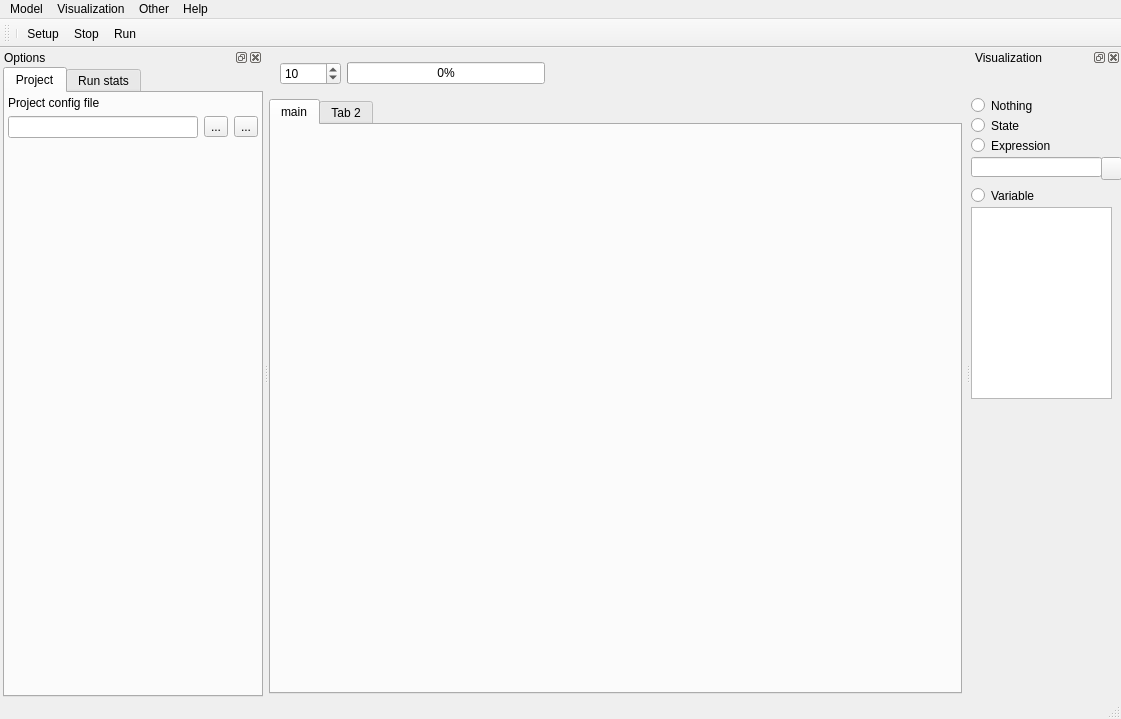
Qt form SVDModel/SVDUI/mainwindow.ui (edfm-tum/SVD) before a commit.
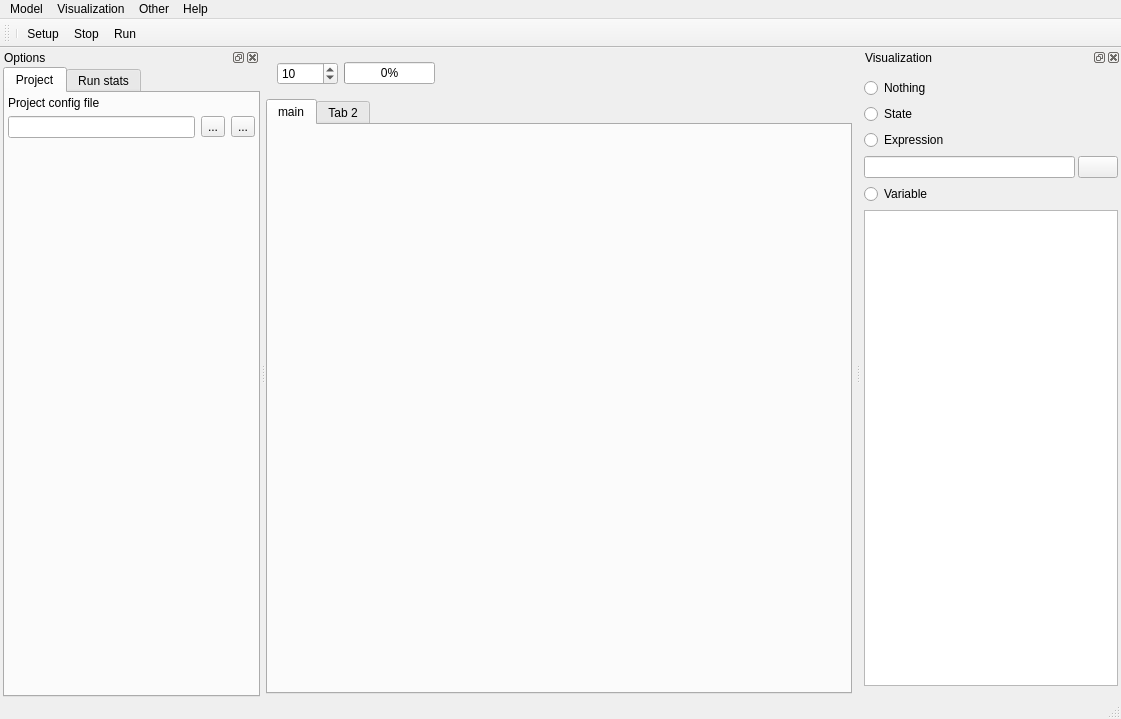
The same form after that commit. Icons and pictures are not drawn. Custom widgets are drawn as their Qt base class.

Patch:
```diff
--- a/SVDModel/SVDUI/mainwindow.ui
+++ b/SVDModel/SVDUI/mainwindow.ui
@@ -467,7 +467,7 @@
    <property name="minimumSize">
     <size>
      <width>150</width>
-     <height>38</height>
+     <height>237</height>
     </size>
    </property>
    <property name="windowTitle">
@@ -477,25 +477,46 @@
     <number>2</number>
    </attribute>
    <widget class="QWidget" name="dockWidgetContents_2">
-    <widget class="QLineEdit" name="lExpression">
-     <property name="geometry">
-      <rect>
-       <x>0</x>
-       <y>90</y>
-       <width>131</width>
-       <height>20</height>
-      </rect>
+    <layout class="QVBoxLayout" name="verticalLayout_6">
+     <property name="leftMargin">
+      <number>3</number>
      </property>
-    </widget>
+     <property name="rightMargin">
+      <number>3</number>
+     </property>
+     <item>
+      <layout class="QVBoxLayout" name="verticalLayout_5">
+       <item>
+        <widget class="QRadioButton" name="visNone">
+         <property name="text">
+          <string>Nothing</string>
+         </property>
+        </widget>
+       </item>
+       <item>
+        <widget class="QRadioButton" name="visState">
+         <property name="text">
+          <string>State</string>
+         </property>
+        </widget>
+       </item>
+       <item>
+        <widget class="QRadioButton" name="visExpression">
+         <property name="text">
+          <string>Expression</string>
+         </property>
+        </widget>
+       </item>
+       <item>
+        <layout class="QHBoxLayout" name="horizontalLayout_2">
+         <property name="spacing">
+          <number>3</number>
+         </property>
+         <item>
+          <widget class="QLineEdit" name="lExpression"/>
+         </item>
+         <item>
     <widget class="QPushButton" name="pbRenderExpression">
-     <property name="geometry">
-      <rect>
-       <x>130</x>
-       <y>90</y>
-       <width>21</width>
-       <height>23</height>
-      </rect>
-     </property>
      <property name="text">
       <string/>
      </property>
@@ -504,53 +525,29 @@
        <normaloff>:/camera.png</normaloff>:/camera.png</iconset>
      </property>
     </widget>
-    <widget class="QRadioButton" name="visExpression">
-     <property name="geometry">
-      <rect>
-       <x>0</x>
-       <y>70</y>
-       <width>82</width>
-       <height>17</height>
-      </rect>
-     </property>
+         </item>
+        </layout>
+       </item>
+       <item>
+        <widget class="QRadioButton" name="visVariable">
      <property name="text">
-      <string>Expression</string>
-     </property>
-    </widget>
-    <widget class="QRadioButton" name="visState">
-     <property name="geometry">
-      <rect>
-       <x>0</x>
-       <y>50</y>
-       <width>82</width>
-       <height>17</height>
-      </rect>
-     </property>
-     <property name="text">
-      <string>State</string>
-     </property>
-    </widget>
-    <widget class="QRadioButton" name="visNone">
-     <property name="geometry">
-      <rect>
-       <x>0</x>
-       <y>30</y>
-       <width>82</width>
-       <height>17</height>
-      </rect>
-     </property>
-     <property name="text">
-      <string>Nothing</string>
-     </property>
-    </widget>
+          <string>Variable</string>
+         </property>
+        </widget>
+       </item>
+       <item>
     <widget class="QTreeWidget" name="visVariables">
-     <property name="geometry">
-      <rect>
-       <x>0</x>
-       <y>140</y>
-       <width>141</width>
-       <height>192</height>
-      </rect>
+         <property name="minimumSize">
+          <size>
+           <width>0</width>
+           <height>0</height>
+          </size>
+         </property>
+         <property name="maximumSize">
+          <size>
+           <width>1000</width>
+           <height>16777215</height>
+          </size>
      </property>
      <property name="indentation">
       <number>8</number>
@@ -564,19 +561,10 @@
       </property>
      </column>
     </widget>
-    <widget class="QRadioButton" name="visVariable">
-     <property name="geometry">
-      <rect>
-       <x>0</x>
-       <y>120</y>
-       <width>82</width>
-       <height>17</height>
-      </rect>
-     </property>
-     <property name="text">
-      <string>Variable</string>
-     </property>
-    </widget>
+       </item>
+      </layout>
+     </item>
+    </layout>
    </widget>
   </widget>
   <action name="actionTest_DNN">
```
Lines whose indentation alone changed are shown as unchanged.
